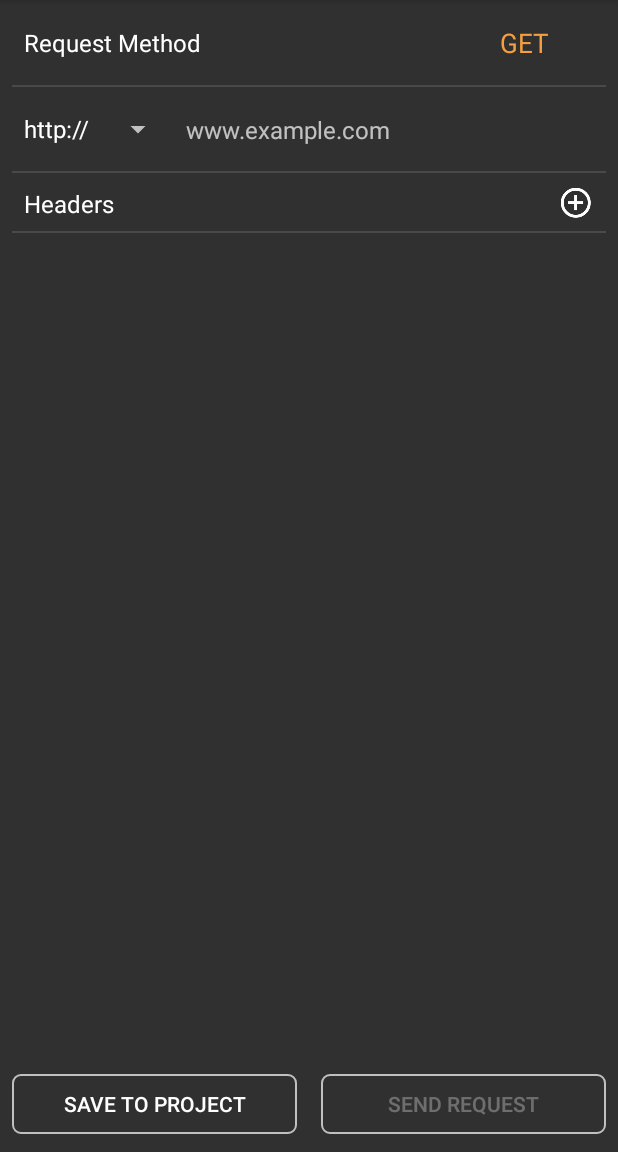
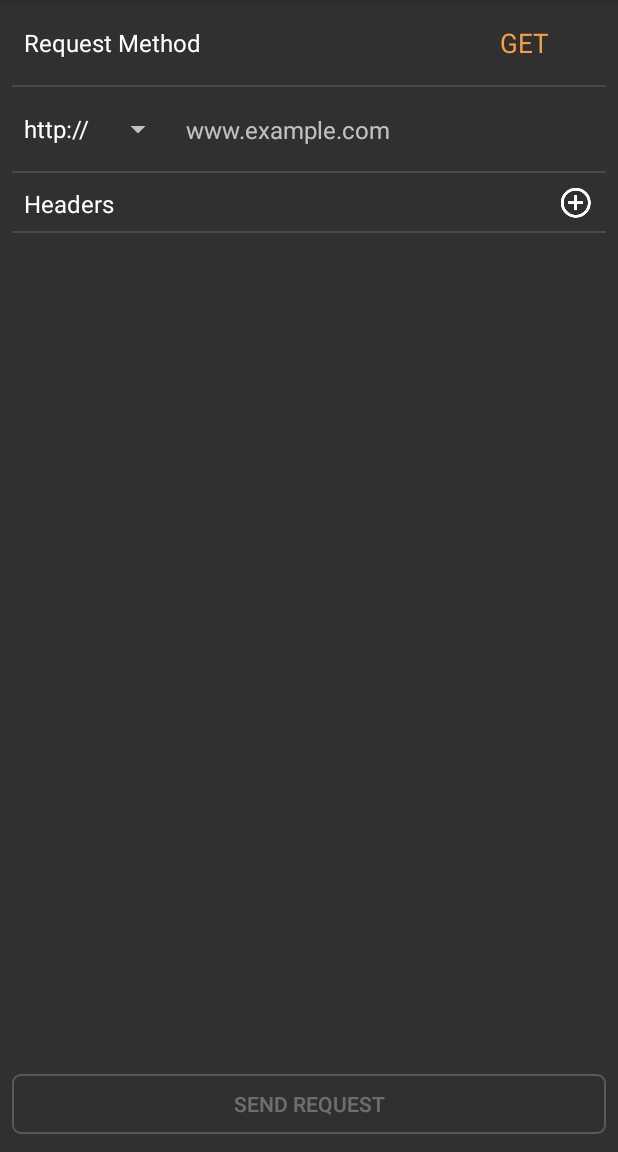
Before and after one commit to MuShare/Httper-Android, an Android app: the layout fragment_main.xml on its own in the app's theme, with its tools: preview values and no code run, on a phone screen of 412 x 824 dp, the part 84-1236 px from its top. Run offline under Robolectric (Android 15) with nearby library versions, the phone set to English and light mode, and no system bars.

```diff
--- a/app/build.gradle
+++ b/app/build.gradle
@@ -9,7 +9,7 @@ android {
         minSdkVersion 15
         targetSdkVersion 25
         versionCode 2
-        versionName "1.1"
+        versionName "1.01"
         testInstrumentationRunner "android.support.test.runner.AndroidJUnitRunner"
     }
     buildTypes {
--- a/app/src/main/java/org/mushare/httper/utils/HttpUtils.java
+++ b/app/src/main/java/org/mushare/httper/utils/HttpUtils.java
@@ -1,6 +1,5 @@
 package org.mushare.httper.utils;
 
-import android.net.Uri;
 import android.text.TextUtils;
 
 import org.json.JSONArray;
@@ -25,11 +24,19 @@ public class HttpUtils {
     }
 
     public static String combineUrl(String url, List<MyPair> parameters) {
+//        url = Uri.encode(url,":/");
+//        if (parameters == null || parameters.size() == 0) return url;
+//        List<String> list = new ArrayList<>();
+//        for (MyPair keyAndValue : parameters) {
+//            list.add(Uri.encode(keyAndValue.getFirst()) + "=" + Uri.encode(keyAndValue.getSecond
+//                    ()));
+//        }
+//        if (url.indexOf('?') > -1) return url + '&' + TextUtils.join("&", list);
+//        else return url + '?' + TextUtils.join("&", list);
         if (parameters == null || parameters.size() == 0) return url;
         List<String> list = new ArrayList<>();
         for (MyPair keyAndValue : parameters) {
-            list.add(Uri.encode(keyAndValue.getFirst(), null) + "=" + Uri.encode(keyAndValue
-                    .getSecond(), null));
+            list.add(keyAndValue.getFirst() + "=" + keyAndValue.getSecond());
         }
         if (url.indexOf('?') > -1) return url + '&' + TextUtils.join("&", list);
         else return url + '?' + TextUtils.join("&", list);
--- a/app/src/main/res/drawable-v21/bg_button.xml
+++ b/app/src/main/res/drawable-v21/bg_button.xml
@@ -1,6 +1,19 @@
 <?xml version="1.0" encoding="utf-8"?>
-<ripple xmlns:android="http://schemas.android.com/apk/res/android"
-        android:color="#33ffffff">
+<selector xmlns:android="http://schemas.android.com/apk/res/android">
+    <item android:state_enabled="false">
+        <layer-list>
+            <item android:bottom="4dp" android:top="4dp">
+                <shape android:shape="rectangle">
+                    <stroke
+                        android:width="1dp"
+                        android:color="#33FFFFFF"/>
+                    <corners android:radius="5dp"/>
+                </shape>
+            </item>
+        </layer-list>
+    </item>
+    <item>
+        <ripple android:color="#33ffffff">
             <item
                 android:id="@android:id/mask"
                 android:bottom="4dp"
@@ -21,3 +34,5 @@
                 </shape>
             </item>
         </ripple>
+    </item>
+</selector>
--- a/app/src/main/res/drawable/bg_button.xml
+++ b/app/src/main/res/drawable/bg_button.xml
@@ -2,6 +2,18 @@
 <selector xmlns:android="http://schemas.android.com/apk/res/android"
           android:enterFadeDuration="100"
           android:exitFadeDuration="100">
+    <item android:state_enabled="false">
+        <layer-list>
+            <item android:bottom="4dp" android:top="4dp">
+                <shape android:shape="rectangle">
+                    <stroke
+                        android:width="1dp"
+                        android:color="#33FFFFFF"/>
+                    <corners android:radius="5dp"/>
+                </shape>
+            </item>
+        </layer-list>
+    </item>
     <item android:state_pressed="true">
         <layer-list>
             <item android:bottom="4dp" android:top="4dp">
--- a/app/src/main/res/layout/activity_main.xml
+++ b/app/src/main/res/layout/activity_main.xml
@@ -1,7 +1,6 @@
 <?xml version="1.0" encoding="utf-8"?>
 <LinearLayout
     xmlns:android="http://schemas.android.com/apk/res/android"
-    xmlns:app="http://schemas.android.com/apk/res-auto"
     android:layout_width="match_parent"
     android:layout_height="match_parent"
     android:orientation="vertical">
@@ -12,12 +11,12 @@
         android:layout_height="0dp"
         android:layout_weight="1"/>
 
-    <android.support.design.widget.BottomNavigationView
-        android:id="@+id/navigation"
-        android:layout_width="match_parent"
-        android:layout_height="56dp"
-        android:background="@color/colorPrimary"
-        app:itemIconTint="@drawable/color_nav_item"
-        app:itemTextColor="@drawable/color_nav_item"
-        app:menu="@menu/menu_bottom_navigation"/>
+    <!--<android.support.design.widget.BottomNavigationView-->
+    <!--android:id="@+id/navigation"-->
+    <!--android:layout_width="match_parent"-->
+    <!--android:layout_height="56dp"-->
+    <!--android:background="@color/colorPrimary"-->
+    <!--app:itemIconTint="@drawable/color_nav_item"-->
+    <!--app:itemTextColor="@drawable/color_nav_item"-->
+    <!--app:menu="@menu/menu_bottom_navigation"/>-->
 </LinearLayout>
--- a/app/src/main/res/layout/fragment_main.xml
+++ b/app/src/main/res/layout/fragment_main.xml
@@ -118,7 +118,7 @@
             android:layout_marginLeft="8dp"
             android:layout_marginRight="8dp"
             android:layout_marginStart="8dp"
-            app:layout_constraintBottom_toTopOf="@+id/buttonSave"
+            app:layout_constraintBottom_toTopOf="@+id/buttonSend"
             app:layout_constraintLeft_toLeftOf="parent"
             app:layout_constraintRight_toRightOf="parent"
             app:layout_constraintTop_toBottomOf="@+id/divider2">
@@ -146,20 +146,20 @@
             android:enabled="false"
             android:text="@string/main_view_send_request"
             app:layout_constraintBottom_toBottomOf="parent"
-            app:layout_constraintLeft_toRightOf="@+id/buttonSave"
+            app:layout_constraintLeft_toLeftOf="parent"
             app:layout_constraintRight_toRightOf="parent"/>
 
-        <Button
-            android:id="@+id/buttonSave"
-            android:layout_width="0dp"
-            android:layout_height="wrap_content"
-            android:layout_marginBottom="8dp"
-            android:layout_marginLeft="8dp"
-            android:layout_marginRight="8dp"
-            android:background="@drawable/bg_button"
-            android:text="@string/main_view_save_to_project"
-            app:layout_constraintBottom_toBottomOf="parent"
-            app:layout_constraintLeft_toLeftOf="parent"
-            app:layout_constraintRight_toLeftOf="@+id/buttonSend"/>
+        <!--<Button-->
+        <!--android:id="@+id/buttonSave"-->
+        <!--android:layout_width="0dp"-->
+        <!--android:layout_height="wrap_content"-->
+        <!--android:layout_marginBottom="8dp"-->
+        <!--android:layout_marginLeft="8dp"-->
+        <!--android:layout_marginRight="8dp"-->
+        <!--android:background="@drawable/bg_button"-->
+        <!--android:text="@string/main_view_save_to_project"-->
+        <!--app:layout_constraintBottom_toBottomOf="parent"-->
+        <!--app:layout_constraintLeft_toLeftOf="parent"-->
+        <!--app:layout_constraintRight_toLeftOf="@+id/buttonSend"/>-->
     </android.support.constraint.ConstraintLayout>
 </LinearLayout>
--- a/app/src/main/res/menu/menu_main_fragment.xml
+++ b/app/src/main/res/menu/menu_main_fragment.xml
@@ -3,7 +3,7 @@
       xmlns:app="http://schemas.android.com/apk/res-auto">
     <item
         android:id="@+id/menuClear"
-        android:icon="@drawable/ic_action_eraser"
+        android:icon="@drawable/ic_action_broom"
         android:title="@string/main_view_clear"
         app:showAsAction="ifRoom"/>
     <item
```
Also changed, not shown: app/src/main/res/drawable-hdpi/ic_action_broom.png (added), app/src/main/res/drawable-hdpi/ic_action_eraser.png (deleted), app/src/main/res/drawable-mdpi/ic_action_broom.png (added), app/src/main/res/drawable-mdpi/ic_action_eraser.png (deleted), app/src/main/res/drawable-xhdpi/ic_action_broom.png (added), app/src/main/res/drawable-xhdpi/ic_action_eraser.png (deleted), app/src/main/res/drawable-xxhdpi/ic_action_broom.png (added), app/src/main/res/drawable-xxhdpi/ic_action_eraser.png (deleted), app/src/main/res/drawable-xxxhdpi/ic_action_broom.png (added), app/src/main/res/drawable-xxxhdpi/ic_action_eraser.png (deleted). Lines whose indentation alone changed are shown as unchanged.
